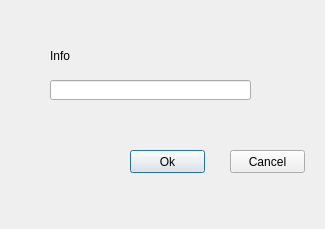
MeteorsHub/3DP, file 3DP/inputdialog.ui: the form before one commit.
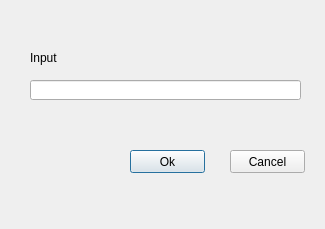
The form after the commit.

Diff of the .ui file:
```diff
--- a/3DP/inputdialog.ui
+++ b/3DP/inputdialog.ui
@@ -28,22 +28,22 @@
   <widget class="QLabel" name="infoLabel">
    <property name="geometry">
     <rect>
-     <x>50</x>
+     <x>30</x>
      <y>50</y>
-     <width>54</width>
-     <height>12</height>
+     <width>271</width>
+     <height>16</height>
     </rect>
    </property>
    <property name="text">
-    <string>Info</string>
+    <string>Input</string>
    </property>
   </widget>
   <widget class="QLineEdit" name="lineEdit">
    <property name="geometry">
     <rect>
-     <x>50</x>
+     <x>30</x>
      <y>80</y>
-     <width>201</width>
+     <width>271</width>
      <height>20</height>
     </rect>
    </property>
```
